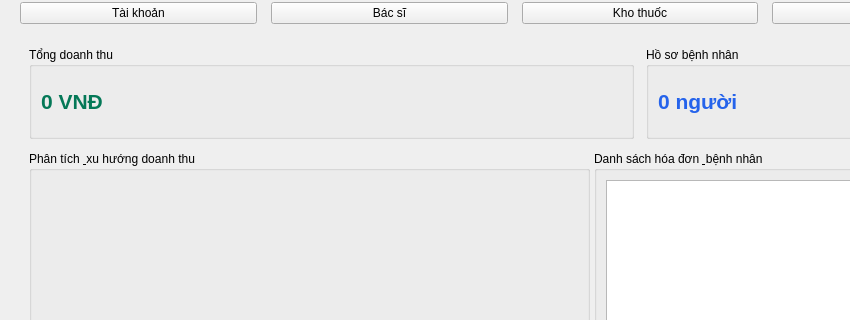
The window that src/ui/AdminMenu.ui (prestonwanttorevenge/PBL2) describes before a commit, drawn with Qt 5; both pictures show x 0 to 850 and y 87 to 407 of the 1280 by 820 pixel window.
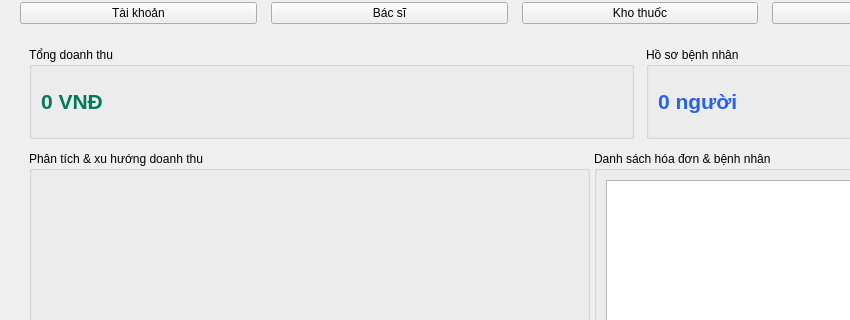
The same window after the commit. The open tabs and pages were chosen to show the change.

Commit message: fix: update terminology from "Phòng khám" to "Bệnh viện" in UI and documentation

```diff
--- a/src/ui/AdminMenu.ui
+++ b/src/ui/AdminMenu.ui
@@ -140,14 +140,14 @@
           <property name="orientation"><enum>Qt::Horizontal</enum></property>
           <widget class="QGroupBox" name="groupRevenueChart">
            <property name="minimumSize"><size><width>360</width><height>320</height></size></property>
-           <property name="title"><string>Phân tích &amp; xu hướng doanh thu</string></property>
+           <property name="title"><string>Phân tích &amp;&amp; xu hướng doanh thu</string></property>
            <layout class="QVBoxLayout" name="layoutRevenueChart">
             <item><widget class="QWidget" name="revenueChartHost" native="true"><property name="minimumSize"><size><width>330</width><height>280</height></size></property></widget></item>
            </layout>
           </widget>
           <widget class="QGroupBox" name="groupInvoiceList">
            <property name="minimumSize"><size><width>420</width><height>320</height></size></property>
-           <property name="title"><string>Danh sách hóa đơn &amp; bệnh nhân</string></property>
+           <property name="title"><string>Danh sách hóa đơn &amp;&amp; bệnh nhân</string></property>
            <layout class="QVBoxLayout" name="layoutInvoiceList">
             <item><widget class="QTableWidget" name="tableRevenue"><property name="minimumSize"><size><width>390</width><height>280</height></size></property><property name="alternatingRowColors"><bool>true</bool></property><property name="selectionBehavior"><enum>QAbstractItemView::SelectRows</enum></property><property name="editTriggers"><set>QAbstractItemView::NoEditTriggers</set></property></widget></item>
            </layout>
```
The commit also changes 2 other files.
